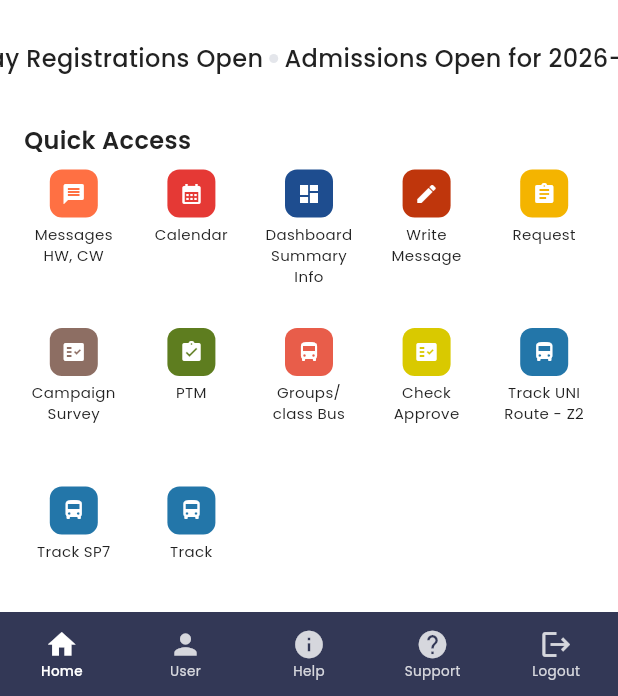
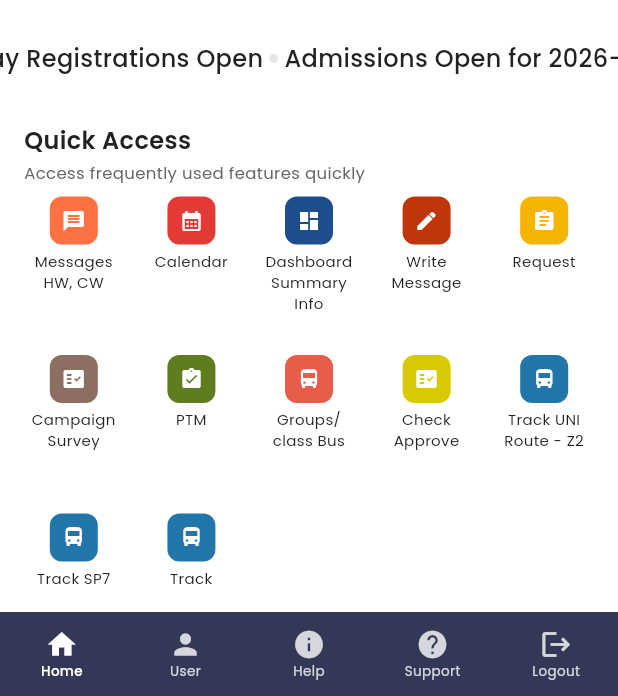
Before and after one commit to awencetech/school_app, a Flutter app: the AdminDashboard screen opened by its route, on a phone screen of 412 x 824 dp, the part 540-1236 px from its top. Run offline on Flutter 3.47's test engine with Material 3 defaults, Android fonts, the phone set to English and light mode, and no system bars; our stand-ins replace cached_network_image, file_picker, flutter_map, google_fonts, image_cropper, latlong2 and 1 more; missing offline and left inert: dart:html, flutter_quill; accounts and stored records are empty; network calls fail.

Commit message:
Update admin navigation and responsive layouts

```diff
--- a/lib/routes/app_router.dart
+++ b/lib/routes/app_router.dart
@@ -326,6 +326,7 @@ class AppRouter {
         isStaffView: true,
       ),
       AppRoutes.adminOtherOptions => const AdminOtherOptions(),
+      AppRoutes.adminOtherStaffResource => const StaffResourcesPage(),
       AppRoutes.adminMainEdit => const AdminDetailPage(),
       AppRoutes.adminAdd => const AddOptions(),
       AppRoutes.adminKnowYourSchool => const KnowYourSchoolPage(),
--- a/lib/routes/app_routes.dart
+++ b/lib/routes/app_routes.dart
@@ -51,6 +51,8 @@ class AppRoutes {
   static const adminDashboardLibrary = '$adminDashboard/library';
   static const adminSchoolNews = '/admin/other-options/schoolnews';
   static const adminOtherOptions = '/admin/other-options';
+    static const adminOtherStaffResource =
+            '$adminOtherOptions/staff-resource';
   static const adminWrite = '$adminDashboard/other-options/write';
   static const adminTrackBusGps = '$adminDashboard/other-options/track-bus-gps';
   static const adminEmployeeAttendance =
--- a/lib/screens/admin/admin_dashboard.dart
+++ b/lib/screens/admin/admin_dashboard.dart
@@ -209,11 +209,23 @@ class _AdminDashboardState extends State<AdminDashboard> {
                                 ),
                               ),
                             ),
+                            Padding(
+                              padding: const EdgeInsets.fromLTRB(16, 2, 16, 0),
+                              child: Text(
+                                'Access frequently used features quickly',
+                                style: GoogleFonts.poppins(
+                                  fontSize: 11,
+                                  fontWeight: FontWeight.w400,
+                                  color: const Color(0xFF666666),
+                                ),
+                              ),
+                            ),
                             const SizedBox(height: 8),
                             Padding(
                               padding: const EdgeInsets.fromLTRB(16, 0, 16, 0),
                               child: DashboardExtraQuickAccess(
                                 crossAxisCount: 5,
+                                appBarTitle: 'Quick Access',
                                 leadingItems: [
                                   _QuickAction(
                                     icon: Icons.message,
@@ -636,14 +648,13 @@ class _QuickAction extends StatelessWidget {
             child: Icon(icon, size: 16, color: AppColors.white),
           ),
           const SizedBox(height: 4),
-          SizedBox(
-            height: 45,
+          Expanded(
             child: Text(
               label,
               textAlign: TextAlign.center,
               maxLines: 3,
               softWrap: true,
-              overflow: TextOverflow.visible,
+              overflow: TextOverflow.ellipsis,
               style: GoogleFonts.poppins(
                 fontSize: 10,
                 fontWeight: FontWeight.w400,
--- a/lib/widgets/dashboard_extra_quick_access.dart
+++ b/lib/widgets/dashboard_extra_quick_access.dart
@@ -14,6 +14,7 @@ class DashboardExtraQuickAccess extends StatelessWidget {
     this.onUniRouteZ2Tap,
     this.onSp7Tap,
     this.onTrackTap,
+    this.appBarTitle = 'Quick Access',
   });
 
   final int crossAxisCount;
@@ -23,6 +24,7 @@ class DashboardExtraQuickAccess extends StatelessWidget {
   final VoidCallback? onUniRouteZ2Tap;
   final VoidCallback? onSp7Tap;
   final VoidCallback? onTrackTap;
+  final String appBarTitle;
 
   static const _items = [
     _ExtraAction('Groups/class Bus', Icons.directions_bus, Color(0xffe85d4a)),
@@ -69,7 +71,10 @@ class DashboardExtraQuickAccess extends StatelessWidget {
               ? onTrackTap
               : () => Navigator.of(context).push(
                   MaterialPageRoute<void>(
-                    builder: (_) => _ExtraQuickAccessDetailsPage(item: item),
+                    builder: (_) => _ExtraQuickAccessDetailsPage(
+                      item: item,
+                      appBarTitle: appBarTitle,
+                    ),
                   ),
                 ),
           child: Column(
@@ -85,13 +90,13 @@ class DashboardExtraQuickAccess extends StatelessWidget {
                 child: Icon(item.icon, size: 16, color: AppColors.white),
               ),
               const SizedBox(height: 4),
-              SizedBox(
-                height: 45,
+              Expanded(
                 child: Text(
                   item.label,
                   textAlign: TextAlign.center,
                   maxLines: 3,
                   softWrap: true,
+                  overflow: TextOverflow.ellipsis,
                   style: GoogleFonts.poppins(
                     fontSize: 10,
                     fontWeight: FontWeight.w400,
@@ -116,9 +121,13 @@ class _ExtraAction {
 }
 
 class _ExtraQuickAccessDetailsPage extends StatelessWidget {
-  const _ExtraQuickAccessDetailsPage({required this.item});
+  const _ExtraQuickAccessDetailsPage({
+    required this.item,
+    required this.appBarTitle,
+  });
 
   final _ExtraAction item;
+  final String appBarTitle;
 
   @override
   Widget build(BuildContext context) {
@@ -128,7 +137,7 @@ class _ExtraQuickAccessDetailsPage extends StatelessWidget {
         backgroundColor: const Color(0xff34395f),
         foregroundColor: Colors.white,
         centerTitle: true,
-        title: const Text('SAMUNI', style: TextStyle(fontSize: 14)),
+        title: Text(appBarTitle, style: const TextStyle(fontSize: 14)),
       ),
       body: Padding(
         padding: const EdgeInsets.all(16),
```
Also changed, not shown: lib/screens/admin/admin_other_options.dart (+8 -0 lines), lib/screens/admin/employee_attendance_page.dart (+28 -13 lines).
